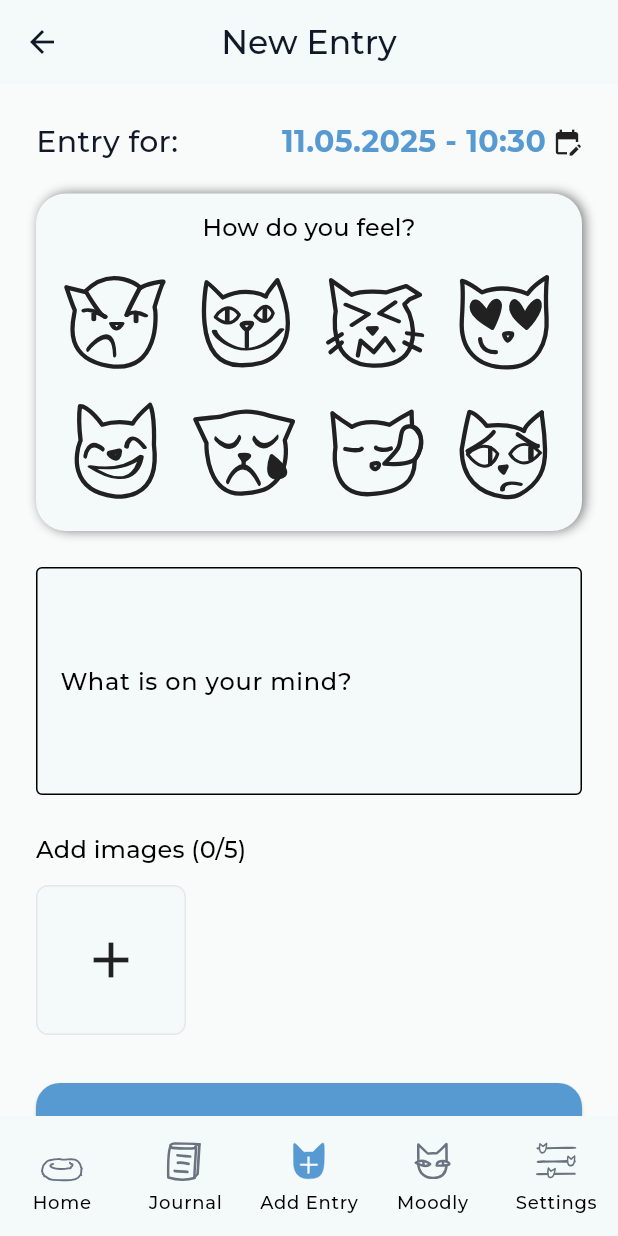
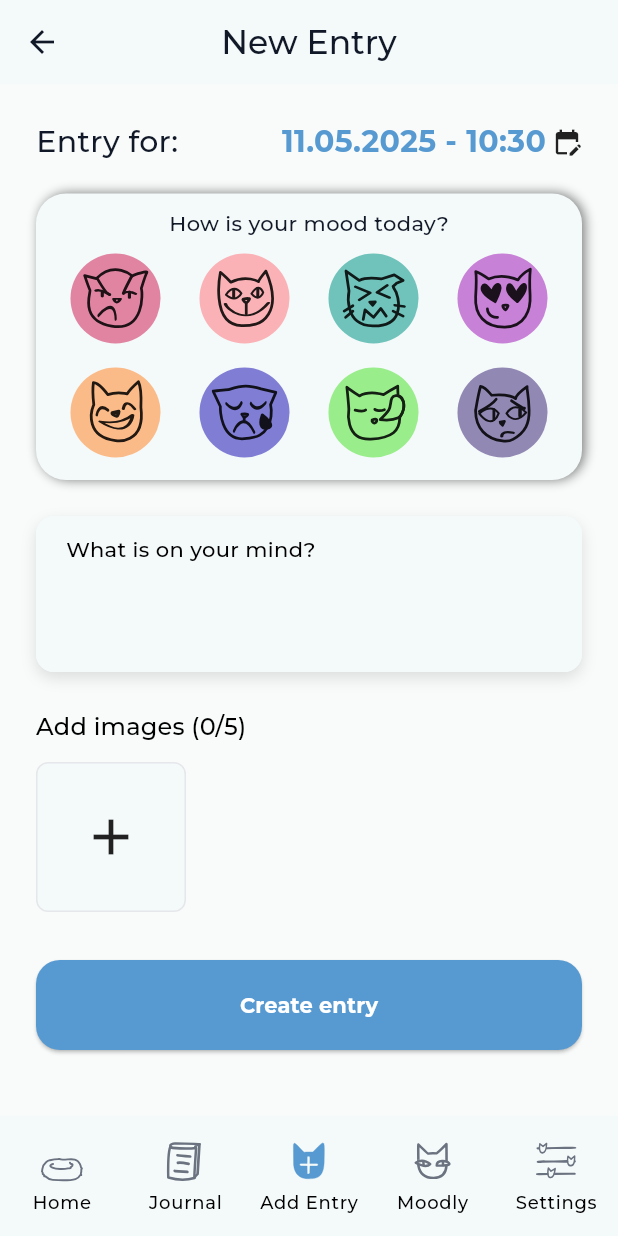
Before and after one commit to codemalcolm/moodly_client, a Flutter app: the screen it shows after launch, item 3 of the bottom bar chosen, on a phone screen of 412 x 824 dp. Run offline on Flutter 3.47's test engine with Material 3 defaults, Android fonts, the phone set to English and light mode, and no system bars; our stand-ins replace flutter_svg, image_picker, shared_preferences; network calls fail; project files that could hold a hidden picture were left out.

Commit message:
rework new entry screen

```diff
--- a/assets/data/fasties.json
+++ b/assets/data/fasties.json
@@ -216,11 +216,11 @@
     "category": "exercise"
   },
   {
-    "task": "Balance on one leg for 60s",
+    "task": "Balance on one leg for 30s",
     "category": "exercise"
   },
   {
-    "task": "Roll your shoulders for 60s",
+    "task": "Roll your shoulders for 30s",
     "category": "exercise"
   },
   {
@@ -368,10 +368,6 @@
     "category": "better mood"
   },
   {
-    "task": "Light a candle or incense you like.",
-    "category": "better mood"
-  },
-  {
     "task": "List 5 things that are going well, no matter how small.",
     "category": "better mood"
   },
@@ -380,7 +376,7 @@
     "category": "better mood"
   },
   {
-    "task": "Do a silly pose and hold it - embrace the ridiculousness.",
+    "task": "Do a silly pose and hold it, embrace the ridiculousness.",
     "category": "better mood"
   },
   {
--- a/lib/screens/new_entry_screen.dart
+++ b/lib/screens/new_entry_screen.dart
@@ -5,12 +5,12 @@ import 'package:image_picker/image_picker.dart';
 import 'package:moodly_client/widgets/custom_button.dart';
 import 'package:moodly_client/widgets/custom_image_selector.dart';
 import 'package:moodly_client/widgets/date_time_picker.dart';
+import 'package:moodly_client/widgets/journal_entry_textfield.dart';
 import 'package:moodly_client/widgets/moods_card.dart';
 import 'package:intl/intl.dart';
 
 class NewEntryScreen extends StatefulWidget {
   const NewEntryScreen({super.key});
-
   @override
   State<NewEntryScreen> createState() => _NewEntryScreenState();
 }
@@ -20,7 +20,6 @@ DateTime selectedDateTime = DateTime.now();
 class _NewEntryScreenState extends State<NewEntryScreen> {
   int? selectedMoodIndex;
   bool showMoodSelector = true;
-
   List<File> imageFiles = [];
   final imagePicker = ImagePicker();
 
@@ -61,6 +60,7 @@ class _NewEntryScreenState extends State<NewEntryScreen> {
 
   @override
   Widget build(BuildContext context) {
+    final colorScheme = Theme.of(context).colorScheme;
     final theme = Theme.of(context);
     return SingleChildScrollView(
       padding: const EdgeInsets.all(24),
@@ -136,13 +136,7 @@ class _NewEntryScreenState extends State<NewEntryScreen> {
               ],
             ),
           const SizedBox(height: 24),
-          TextField(
-            decoration: const InputDecoration(
-              labelText: 'What is on your mind?',
-              border: OutlineInputBorder(),
-            ),
-            maxLines: 5,
-          ),
+          const JournalEntryTextField(hintText: 'What is on your mind?'),
           const SizedBox(height: 24),
           Text(
             'Add images (${imageFiles.length}/5)',
--- /dev/null
+++ b/lib/widgets/journal_entry_textfield.dart
@@ -0,0 +1,53 @@
+import 'package:flutter/material.dart';
+
+class JournalEntryTextField extends StatelessWidget {
+  final String hintText;
+  final TextEditingController? controller;
+  final int maxLines;
+  final ValueChanged<String>? onChanged;
+
+  const JournalEntryTextField({
+    super.key,
+    required this.hintText,
+    this.controller,
+    this.maxLines = 4,
+    this.onChanged,
+  });
+
+  @override
+  Widget build(BuildContext context) {
+    final theme = Theme.of(context);
+    return Container(
+      decoration: BoxDecoration(
+        color: theme.colorScheme.surface,
+        borderRadius: BorderRadius.circular(12),
+        boxShadow: const [
+          BoxShadow(
+            color: Color.fromARGB(30, 0, 0, 0),
+            offset: Offset(0, 4),
+            blurRadius: 8,
+          ),
+        ],
+      ),
+      child: TextField(
+        controller: controller,
+        maxLines: maxLines,
+        onChanged: onChanged,
+        decoration: InputDecoration(
+          contentPadding: const EdgeInsets.symmetric(
+            horizontal: 16,
+            vertical: 12,
+          ),
+          hintText: hintText,
+          border: OutlineInputBorder(
+            borderRadius: BorderRadius.circular(12),
+            borderSide: BorderSide.none,
+          ),
+          filled: true,
+          fillColor: theme.colorScheme.surface,
+        ),
+        style: theme.textTheme.bodyMedium,
+      ),
+    );
+  }
+}
--- a/lib/widgets/moods_card.dart
+++ b/lib/widgets/moods_card.dart
@@ -22,6 +22,17 @@ class MoodsCard extends StatelessWidget {
     'assets/icons/icon_mood_anxious.svg',
   ];
 
+  static List<Color> moodColors = [
+    const Color.fromARGB(138, 207, 32, 88),
+    const Color.fromARGB(138, 255, 117, 126),
+    const Color.fromARGB(139, 0, 150, 135),
+    const Color.fromARGB(138, 161, 27, 185),
+    const Color.fromARGB(138, 255, 134, 41),
+    const Color.fromARGB(137, 29, 18, 181),
+    const Color.fromARGB(136, 73, 226, 42),
+    const Color.fromARGB(137, 61, 38, 120),
+  ];
+
   const MoodsCard({
     super.key,
     required this.selectedMoodIndex,
@@ -31,7 +42,6 @@ class MoodsCard extends StatelessWidget {
   @override
   Widget build(BuildContext context) {
     final theme = Theme.of(context);
-
     return Container(
       width: double.infinity,
       padding: const EdgeInsets.all(10),
@@ -48,15 +58,16 @@ class MoodsCard extends StatelessWidget {
       ),
       child: Column(
         children: [
-          Text('How do you feel?', style: theme.textTheme.titleMedium),
+          Text('How is your mood today?', style: theme.textTheme.bodyMedium),
           const SizedBox(height: 10),
           GridView.builder(
             shrinkWrap: true,
             physics: const NeverScrollableScrollPhysics(),
             gridDelegate: const SliverGridDelegateWithFixedCrossAxisCount(
               crossAxisCount: 4,
-              crossAxisSpacing: 2,
-              mainAxisSpacing: 2,
+              mainAxisSpacing: 16,
+              childAspectRatio: 1,
+              mainAxisExtent: 60,
             ),
             itemCount: moods.length,
             itemBuilder: (context, index) {
@@ -66,6 +77,7 @@ class MoodsCard extends StatelessWidget {
                 child: Container(
                   padding: const EdgeInsets.all(6),
                   decoration: BoxDecoration(
+                    color: moodColors[index],
                     shape: BoxShape.circle,
                     border: Border.all(
                       color:
@@ -88,6 +100,7 @@ class MoodsCard extends StatelessWidget {
               );
             },
           ),
+          SizedBox(height: 5),
         ],
       ),
     );
```
